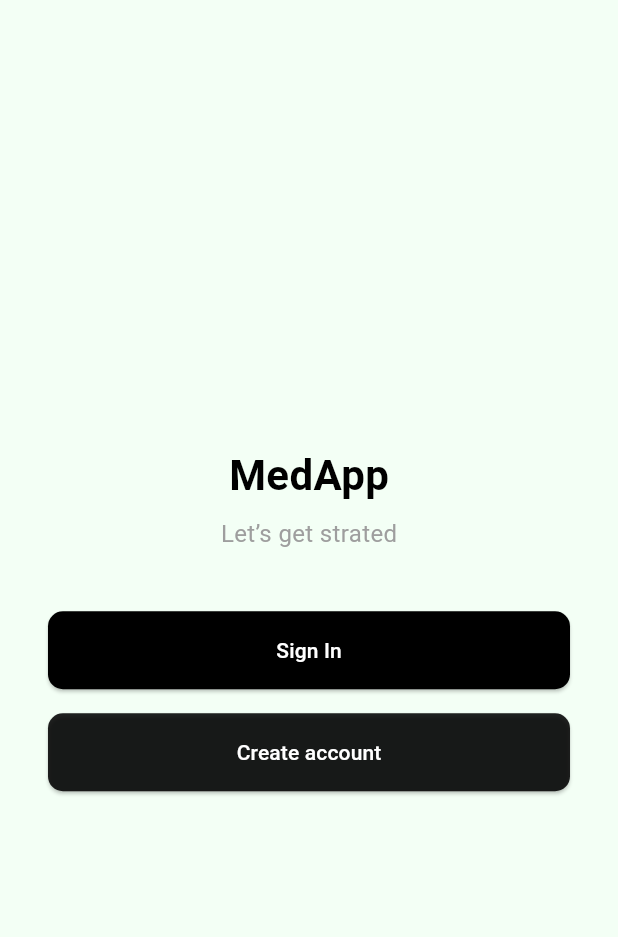
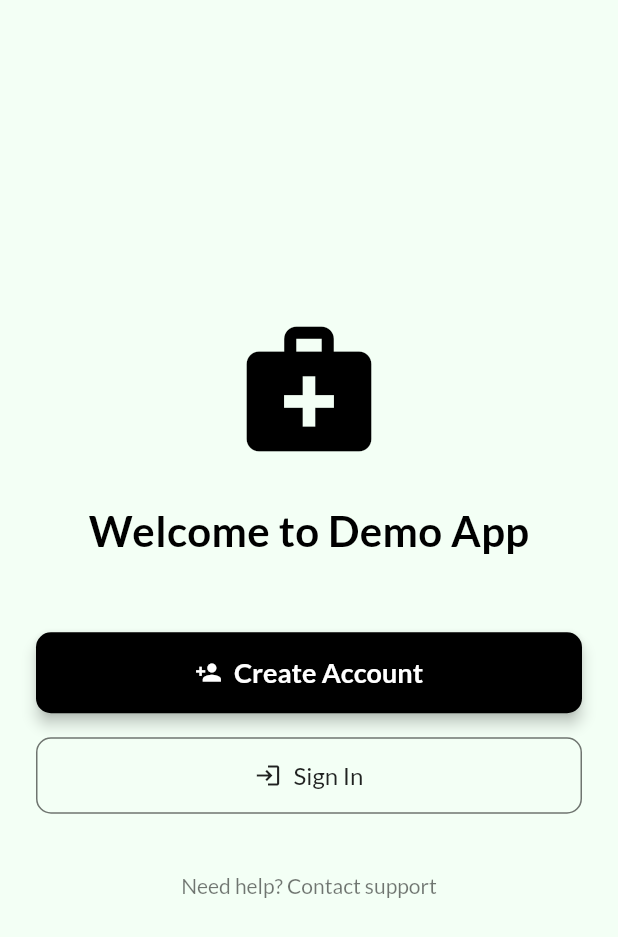
Before and after one commit to felixkiupel/winfprojekt, a Flutter app: the screen it shows after launch, on a phone screen of 412 x 824 dp. Shown: the top 937 px of the screen. Run offline on Flutter 3.47's test engine with Material 3 defaults, Android fonts, the phone set to English and light mode, and no system bars; our stand-ins replace flutter_dotenv, google_fonts, image_picker; missing offline and left inert: qr_code_scanner, qr_code_tools.

Commit message:
[Frontend] Cleaned Up Frontend Integration

```diff
--- a/frontend/lib/main.dart
+++ b/frontend/lib/main.dart
@@ -1,33 +1,116 @@
+import 'dart:async';
 import 'package:flutter/material.dart';
-import 'screens/welcome_screen.dart';
-import 'screens/login_screen.dart';
-import 'screens/QRScannerScreen.dart';
-import 'screens/dashboard_screen.dart';
+import 'package:google_fonts/google_fonts.dart';
+import 'package:flutter_dotenv/flutter_dotenv.dart';
 
-void main() {
-  runApp(const MedApp());
+import 'screens/01_welcome.dart';
+
+void main() async {
+  WidgetsFlutterBinding.ensureInitialized();
+  try {
+    await dotenv.load();
+  } catch (e) {
+    print('Keine .env Datei gefunden, verwende Standardwerte');
+  }
+  runApp(const MyApp());
 }
 
-class MedApp extends StatelessWidget {
-  const MedApp({super.key});
+class MyApp extends StatefulWidget {
+  const MyApp({super.key});
+  @override
+  _MyAppState createState() => _MyAppState();
+}
 
+class _MyAppState extends State<MyApp> {
   @override
   Widget build(BuildContext context) {
     return MaterialApp(
+      title: 'Demo Auth Flow',
+      theme: ThemeData(
+        // ───────────────────────────────────────────────────────────────────
+        colorScheme: ColorScheme.fromSeed(
+          seedColor: Colors.black,
+          brightness: Brightness.light,
+        ),
+        scaffoldBackgroundColor: const Color(0xFFF3FFF5),
+        appBarTheme: AppBarTheme(
+          backgroundColor: Colors.black,
+          elevation: 6,
+          shadowColor: Colors.black54,
+          centerTitle: true,
+          titleTextStyle: GoogleFonts.lato(
+            color: Colors.white,
+            fontSize: 20,
+            fontWeight: FontWeight.w600,
+          ),
+          iconTheme: const IconThemeData(color: Colors.white),
+        ),
+        textTheme: TextTheme(
+          bodyLarge: GoogleFonts.lato(color: Colors.black87),
+          bodyMedium: GoogleFonts.lato(color: Colors.black87),
+          titleMedium: GoogleFonts.lato(color: Colors.black87),
+          titleSmall: GoogleFonts.lato(color: Colors.black54),
+        ),
+        inputDecorationTheme: InputDecorationTheme(
+          labelStyle: GoogleFonts.lato(color: Colors.black87),
+          prefixStyle: GoogleFonts.lato(color: Colors.black87),
+          hintStyle: GoogleFonts.lato(color: Colors.black38),
+          border: OutlineInputBorder(
+            borderRadius: BorderRadius.circular(4),
+            borderSide: BorderSide(color: Colors.grey.shade400),
+          ),
+          focusedBorder: OutlineInputBorder(
+            borderRadius: BorderRadius.circular(4),
+            borderSide: const BorderSide(color: Colors.black, width: 2),
+          ),
+        ),
+        elevatedButtonTheme: ElevatedButtonThemeData(
+          style: ElevatedButton.styleFrom(
+            backgroundColor: Colors.black,
+            foregroundColor: Colors.white,
+            elevation: 4,
+            padding: const EdgeInsets.symmetric(vertical: 16),
+            shape: RoundedRectangleBorder(
+              borderRadius: BorderRadius.circular(10),
+            ),
+            textStyle: GoogleFonts.lato(
+              color: Colors.white,
+              fontSize: 18,
+              fontWeight: FontWeight.w600,
+            ),
+          ),
+        ),
+        outlinedButtonTheme: OutlinedButtonThemeData(
+          style: OutlinedButton.styleFrom(
+            side: const BorderSide(color: Colors.black54),
+            foregroundColor: Colors.black87,
+            padding: const EdgeInsets.symmetric(vertical: 16),
+            shape: RoundedRectangleBorder(
+              borderRadius: BorderRadius.circular(10),
+            ),
+            textStyle: GoogleFonts.lato(
+              color: Colors.black87,
+              fontSize: 16,
+            ),
+          ),
+        ),
+        textButtonTheme: TextButtonThemeData(
+          style: TextButton.styleFrom(
+            foregroundColor: Colors.black54,
+            textStyle: GoogleFonts.lato(fontSize: 14),
+          ),
+        ),
+      ),
+      // Statt WelcomeScreen zuerst die SplashScreen
+      home: const SplashScreen(),
       debugShowCheckedModeBanner: false,
-      home: const SplashScreen(),
-      routes: {
-        '/login': (_) => const LoginScreen(),
-        '/qr': (_) => const QRScannerScreen(),
-        '/dashboard': (_) => const DashboardScreen(),
-      },
     );
   }
 }
 
+/// Zeigt für 3 Sekunden nur den Text „Medical App“ an und wechselt dann zur WelcomeScreen
 class SplashScreen extends StatefulWidget {
   const SplashScreen({super.key});
-
   @override
   State<SplashScreen> createState() => _SplashScreenState();
 }
@@ -36,10 +119,9 @@
   @override
   void initState() {
     super.initState();
-    Future.delayed(const Duration(seconds: 2), () {
-      Navigator.pushReplacement(
-        context,
-        MaterialPageRoute(builder: (_) => const WelcomeScreen()),
+    Timer(const Duration(seconds: 3), () {
+      Navigator.of(context).pushReplacement(
+        MaterialPageRoute(builder: (context) => const WelcomeScreen()),
       );
     });
   }
@@ -47,28 +129,14 @@
   @override
   Widget build(BuildContext context) {
     return Scaffold(
-      backgroundColor: const Color(0xFFF3FFF5),
       body: Center(
-        child: Column(
-          mainAxisAlignment: MainAxisAlignment.center,
-          children: const [
-            Text(
-              'MedApp',
-              style: TextStyle(
-                fontSize: 28,
-                fontWeight: FontWeight.bold,
-                color: Colors.black,
-              ),
-            ),
-            SizedBox(height: 8),
-            Text(
-              'Your Health is our priority',
-              style: TextStyle(
-                fontSize: 16,
-                color: Colors.grey,
-              ),
-            ),
-          ],
+        child: Text(
+          'Medical App',
+          style: TextStyle(
+            fontSize: 32,
+            fontWeight: FontWeight.bold,
+            color: Colors.green.shade800,
+          ),
         ),
       ),
     );
--- a/frontend/lib/screens/welcome_screen.dart
+++ /dev/null
@@ -1,78 +0,0 @@
-import 'package:flutter/material.dart';
-
-class WelcomeScreen extends StatelessWidget {
-  const WelcomeScreen({super.key});
-
-  @override
-  Widget build(BuildContext context) {
-    return Scaffold(
-      backgroundColor: const Color(0xFFF3FFF5), // Soft light green
-      body: Center(
-        child: Padding(
-          padding: const EdgeInsets.symmetric(horizontal: 32),
-          child: Column(
-            mainAxisAlignment: MainAxisAlignment.center,
-            children: [
-              const Text(
-                'MedApp',
-                style: TextStyle(
-                  fontSize: 28,
-                  fontWeight: FontWeight.bold,
-                  color: Colors.black,
-                ),
-              ),
-              const SizedBox(height: 8),
-              const Text(
-                'Let’s get strated', // Typo kept as per image
-                style: TextStyle(
-                  fontSize: 16,
-                  color: Colors.grey,
-                ),
-              ),
-              const SizedBox(height: 40),
-              SizedBox(
-                width: double.infinity,
-                child: ElevatedButton(
-                  onPressed: () {
-                    Navigator.pushNamed(context, '/login');
-                  },
-                  style: ElevatedButton.styleFrom(
-                    backgroundColor: Colors.black,
-                    padding: const EdgeInsets.symmetric(vertical: 16),
-                    shape: RoundedRectangleBorder(
-                      borderRadius: BorderRadius.circular(10),
-                    ),
-                  ),
-                  child: const Text(
-                    'Sign In',
-                    style: TextStyle(color: Colors.white),
-                  ),
-                ),
-              ),
-              const SizedBox(height: 16),
-              SizedBox(
-                width: double.infinity,
-                child: ElevatedButton(
-                  onPressed: () {
-                    Navigator.pushNamed(context, '/qr');
-                  },
-                  style: ElevatedButton.styleFrom(
-                    backgroundColor: Colors.black87,
-                    padding: const EdgeInsets.symmetric(vertical: 16),
-                    shape: RoundedRectangleBorder(
-                      borderRadius: BorderRadius.circular(10),
-                    ),
-                  ),
-                  child: const Text(
-                    'Create account',
-                    style: TextStyle(color: Colors.white),
-                  ),
-                ),
-              ),
-            ],
-          ),
-        ),
-      ),
-    );
-  }
-}
```
Also changed, not shown: frontend/lib/screens/QRScannerScreen.dart (deleted, +0 -38 lines), frontend/lib/screens/dashboard_screen.dart (deleted, +0 -70 lines), frontend/lib/screens/login_screen.dart (deleted, +0 -71 lines), frontend/pubspec.yaml (+19 -37 lines), frontend/pubspec.lock, 7 other files.
